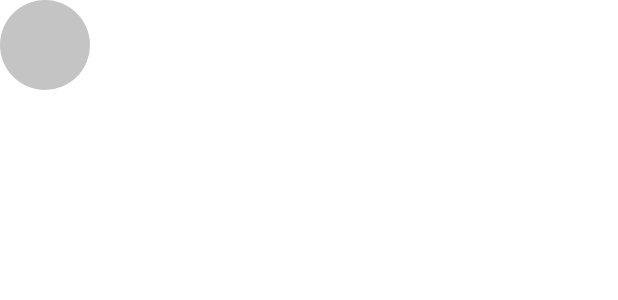
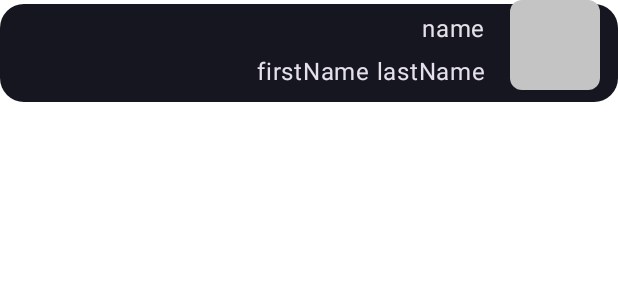
Before and after one commit to victorraft/CSTV_Challenge, an Android app built with Jetpack Compose: the @Preview function PlayerPreview, on a phone screen of 412 x 824 dp. Shown: the top 300 px of the screen. Run offline under Robolectric (Android 15) with nearby library versions, the phone set to English and light mode, and no system bars; our stand-ins replace constraintlayout-compose; network calls fail; pictures from the network do not load; Roboto replaces fonts that are not available here.

Commit message:
Starting to implement player info view

```diff
--- a/app/src/main/AndroidManifest.xml
+++ b/app/src/main/AndroidManifest.xml
@@ -15,25 +15,24 @@
             android:name=".match_list.ui.compose.MatchListActivityCompose"
             android:exported="true"
             android:theme="@style/Theme.FuzeSplash">
-                        <intent-filter>
-                            <action android:name="android.intent.action.MAIN" />
+            <intent-filter>
+                <action android:name="android.intent.action.MAIN" />
 
-                            <category android:name="android.intent.category.LAUNCHER" />
-                        </intent-filter>
+                <category android:name="android.intent.category.LAUNCHER" />
+            </intent-filter>
         </activity>
 
         <activity
             android:name=".match_list.ui.view.MatchListActivity"
             android:exported="true"
-            android:theme="@style/Theme.FuzeSplash">
-<!--            <intent-filter>-->
-<!--                <action android:name="android.intent.action.MAIN" />-->
+            android:theme="@style/Theme.FuzeSplash" />
 
-<!--                <category android:name="android.intent.category.LAUNCHER" />-->
-<!--            </intent-filter>-->
-        </activity>
         <activity
             android:name=".match_details.ui.view.MatchDetailsActivity"
+            android:exported="false" />
+
+        <activity
+            android:name="com.vron.cstv.match_details.ui.compose.MatchDetailsActivityCompose"
             android:exported="false" />
 
         <meta-data
--- a/app/src/main/java/com/vron/cstv/app/AppNavigator.kt
+++ b/app/src/main/java/com/vron/cstv/app/AppNavigator.kt
@@ -2,7 +2,7 @@ package com.vron.cstv.app
 
 import android.app.Activity
 import com.vron.cstv.common.domain.model.Match
-import com.vron.cstv.match_details.ui.view.MatchDetailsActivity
+import com.vron.cstv.match_details.ui.compose.MatchDetailsActivityCompose
 import com.vron.cstv.match_list.ui.MatchListNavigator
 
 class AppNavigator(
@@ -10,7 +10,7 @@ class AppNavigator(
 ) : MatchListNavigator {
 
     override fun openMatchDetails(match: Match) {
-        val intent = MatchDetailsActivity.buildIntent(activity, match)
+        val intent = MatchDetailsActivityCompose.buildIntent(activity, match)
         activity.startActivity(intent)
     }
 }
--- a/app/src/main/java/com/vron/cstv/common/ui/compose/theme/Shape.kt
+++ b/app/src/main/java/com/vron/cstv/common/ui/compose/theme/Shape.kt
@@ -4,6 +4,9 @@ import androidx.compose.foundation.shape.RoundedCornerShape
 import androidx.compose.ui.unit.dp
 
 val CardShape = RoundedCornerShape(16.dp)
+
+val PlayerPictureShape = RoundedCornerShape(8.dp)
+
 val TimeLabelShape = RoundedCornerShape(
     topStart = 0.dp,
     topEnd = 16.dp,
--- a/app/src/main/java/com/vron/cstv/match_details/ui/compose/MatchDetailsActivityCompose.kt
+++ b/app/src/main/java/com/vron/cstv/match_details/ui/compose/MatchDetailsActivityCompose.kt
@@ -167,6 +167,10 @@ fun MatchDetailsLoaded(
         )
 
         MatchTime(match)
+
+        if (team1Details != null) {
+            TeamPlayers(players = team1Details.players)
+        }
     }
 }
 
--- a/app/src/main/java/com/vron/cstv/match_details/ui/compose/TeamPlayer.kt
+++ b/app/src/main/java/com/vron/cstv/match_details/ui/compose/TeamPlayer.kt
@@ -1,39 +1,113 @@
 package com.vron.cstv.match_details.ui.compose
 
+import androidx.compose.foundation.layout.fillMaxWidth
+import androidx.compose.foundation.layout.size
+import androidx.compose.material3.MaterialTheme
 import androidx.compose.material3.Surface
+import androidx.compose.material3.Text
 import androidx.compose.runtime.Composable
 import androidx.compose.ui.Modifier
+import androidx.compose.ui.draw.clip
+import androidx.compose.ui.graphics.painter.ColorPainter
+import androidx.compose.ui.layout.ContentScale
+import androidx.compose.ui.res.dimensionResource
+import androidx.compose.ui.res.stringResource
 import androidx.compose.ui.tooling.preview.Preview
 import androidx.compose.ui.unit.dp
 import androidx.constraintlayout.compose.ConstraintLayout
+import androidx.constraintlayout.compose.Dimension
+import coil.compose.AsyncImage
+import com.vron.cstv.R
 import com.vron.cstv.common.domain.fakes.buildFakePlayer
 import com.vron.cstv.common.domain.model.Player
-import com.vron.cstv.common.ui.compose.RoundImage
+import com.vron.cstv.common.ui.compose.theme.CSTVTheme
+import com.vron.cstv.common.ui.compose.theme.CardShape
+import com.vron.cstv.common.ui.compose.theme.Gray
+import com.vron.cstv.common.ui.compose.theme.PlayerPictureShape
 
 @Composable
-fun TeamPlayer(player: Player) {
-    ConstraintLayout {
+fun TeamPlayer(
+    player: Player,
+    isLeftSidePlayer: Boolean = true
+) {
+    ConstraintLayout(
+        modifier = Modifier
+            .fillMaxWidth()
+    ) {
         val (background, playerNickname, playerName, playerPicture) = createRefs()
 
+        val topMargin = dimensionResource(id = R.dimen.player_background_offset_top)
         Surface(
+            color = MaterialTheme.colorScheme.primary,
+            shape = CardShape,
             modifier = Modifier.constrainAs(background) {
-
+                top.linkTo(parent.top, margin = topMargin)
+                bottom.linkTo(parent.bottom)
+                start.linkTo(parent.start)
+                end.linkTo(parent.end)
+                width = Dimension.fillToConstraints
+                height = Dimension.fillToConstraints
             }
         ) {}
 
-        RoundImage(
-            imageUrl = "",
-            contentDescription = "",
-            size = 60.dp,
-            modifier = Modifier.constrainAs(playerPicture) {
+        val pictureMarginTop = dimensionResource(id = R.dimen.space_between_players)
+        val pictureMarginEnd = dimensionResource(id = R.dimen.player_picture_margin_side)
+        val pictureMarginBottom = dimensionResource(id = R.dimen.player_picture_margin_bottom)
+        PlayerPicture(
+            avatarUrl = player.imageUrl,
+            modifier = Modifier
+                .constrainAs(playerPicture) {
+                    bottom.linkTo(background.bottom, pictureMarginBottom)
+                    end.linkTo(background.end, pictureMarginEnd)
+                    top.linkTo(parent.top, pictureMarginTop)
+                    top.linkTo(parent.top)
+                }
+        )
 
-            },
+        val margin = dimensionResource(id = R.dimen.player_name_margin_side)
+        Text(
+            text = player.name,
+            color = MaterialTheme.colorScheme.onSurface,
+            modifier = Modifier.constrainAs(playerNickname) {
+                bottom.linkTo(playerName.top)
+                end.linkTo(playerPicture.start, margin = margin)
+                top.linkTo(background.top)
+                width = Dimension.fillToConstraints
+                height = Dimension.wrapContent
+            }
+        )
+
+        Text(
+            text = "${player.firstName.trim()} ${player.lastName.trim()}",
+            color = MaterialTheme.colorScheme.onSurface,
+            modifier = Modifier.constrainAs(playerName) {
+                bottom.linkTo(playerPicture.bottom)
+                end.linkTo(playerPicture.start, margin = margin)
+                width = Dimension.fillToConstraints
+                height = Dimension.wrapContent
+            }
         )
     }
+}
+
+@Composable
+fun PlayerPicture(avatarUrl: String?, modifier: Modifier = Modifier) {
+    AsyncImage(
+        model = avatarUrl,
+        contentDescription = stringResource(id = R.string.player_picture),
+        placeholder = ColorPainter(Gray),
+        error = ColorPainter(Gray),
+        contentScale = ContentScale.Crop,
+        modifier = modifier
+            .size(60.dp)
+            .clip(PlayerPictureShape)
+    )
 }
 
 @Preview
 @Composable
 fun PlayerPreview() {
-    TeamPlayer(player = buildFakePlayer())
+    CSTVTheme {
+        TeamPlayer(player = buildFakePlayer())
+    }
 }
--- /dev/null
+++ b/app/src/main/java/com/vron/cstv/match_details/ui/compose/TeamPlayers.kt
@@ -0,0 +1,29 @@
+package com.vron.cstv.match_details.ui.compose
+
+import androidx.compose.foundation.layout.Column
+import androidx.compose.runtime.Composable
+import androidx.compose.ui.tooling.preview.Preview
+import com.vron.cstv.common.domain.fakes.buildFakePlayer
+import com.vron.cstv.common.domain.model.Player
+import com.vron.cstv.common.ui.compose.theme.CSTVTheme
+
+@Composable
+fun TeamPlayers(
+    players: List<Player>,
+    isLeftSideTeam: Boolean = true
+) {
+    Column {
+        players.forEach {
+            TeamPlayer(player = it, isLeftSidePlayer = isLeftSideTeam)
+        }
+    }
+}
+
+@Preview
+@Composable
+fun TeamPlayersPreview() {
+    val players = List(5) { buildFakePlayer() }
+    CSTVTheme {
+        TeamPlayers(players = players)
+    }
+}
--- a/app/src/main/res/layout/player_info_left_side.xml
+++ b/app/src/main/res/layout/player_info_left_side.xml
@@ -54,7 +54,6 @@
         android:layout_marginEnd="@dimen/player_name_margin_side"
         android:gravity="end"
         app:layout_constraintBottom_toBottomOf="@id/player_picture"
-        app:layout_constraintEnd_toEndOf="parent"
         app:layout_constraintEnd_toStartOf="@id/player_picture"
         tools:text="@tools:sample/full_names" />
 </merge>
```
